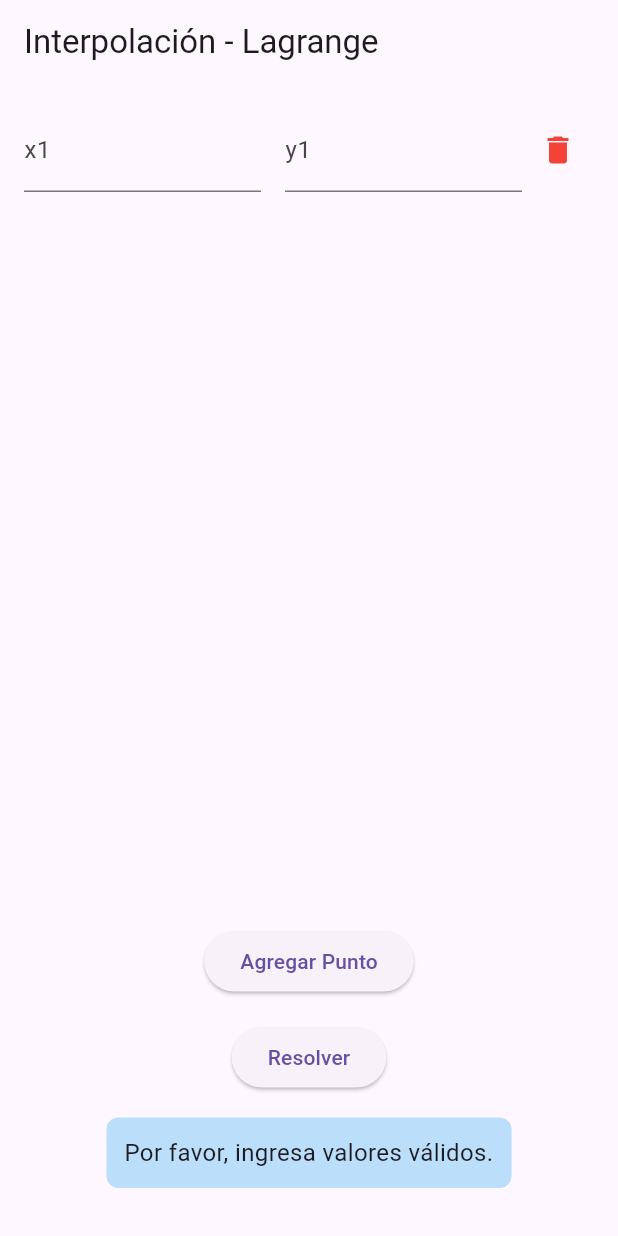
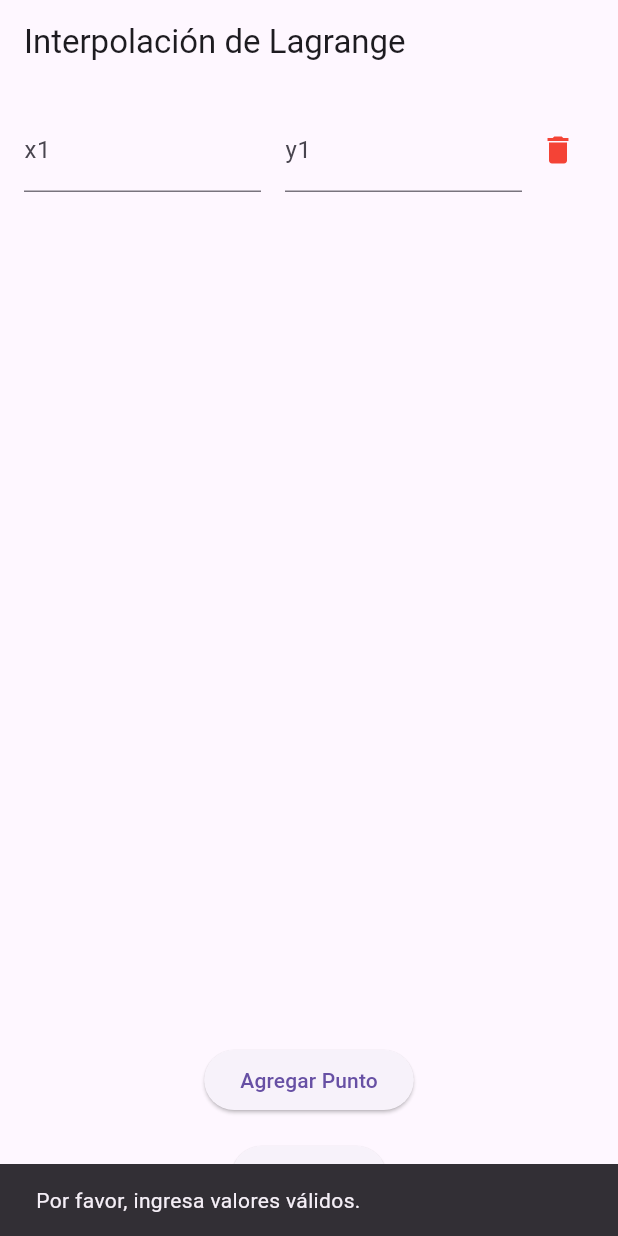
Before and after one commit to LuchoNoPrograma/Flutter-LagrangeInterpolacion, a Flutter app: the screen it shows after launch, after a tap on "Resolver", on a phone screen of 412 x 824 dp. Run offline on Flutter 3.47's test engine with Material 3 defaults, Android fonts, the phone set to English and light mode, and no system bars; our stand-ins replace syncfusion_flutter_charts; missing offline and left inert: flutter_math_fork.

Commit message:
Separacion de Entrada con Salida

```diff
--- a/lib/main.dart
+++ b/lib/main.dart
@@ -1,6 +1,6 @@
 import 'package:flutter/material.dart';
 import 'lagrange.dart';
-import 'package:syncfusion_flutter_charts/charts.dart'; // Importar Syncfusion Charts
+import 'steps_screen.dart';
 
 void main() {
   runApp(const MyApp());
@@ -12,10 +12,8 @@ class MyApp extends StatelessWidget {
   @override
   Widget build(BuildContext context) {
     return MaterialApp(
-      title: 'Interpolación Lagrange',
-      theme: ThemeData(
-        primarySwatch: Colors.blue,
-      ),
+      title: 'Interpolación de Lagrange',
+      theme: ThemeData(primarySwatch: Colors.blue),
       home: const InterpolationInputScreen(),
     );
   }
@@ -25,14 +23,12 @@ class InterpolationInputScreen extends StatefulWidget {
   const InterpolationInputScreen({Key? key}) : super(key: key);
 
   @override
-  _InterpolationInputScreenState createState() =>
+  State<InterpolationInputScreen> createState() =>
       _InterpolationInputScreenState();
 }
 
 class _InterpolationInputScreenState extends State<InterpolationInputScreen> {
   final List<Map<String, TextEditingController>> points = [];
-  List<double> coefficients = [];
-  String result = "";
 
   @override
   void initState() {
@@ -60,55 +56,43 @@ class _InterpolationInputScreenState extends State<InterpolationInputScreen> {
         xValues.add(x);
         yValues.add(y);
       } else {
-        setState(() {
-          result = "Por favor, ingresa valores válidos.";
-        });
+        ScaffoldMessenger.of(context).showSnackBar(
+          const SnackBar(content: Text("Por favor, ingresa valores válidos.")),
+        );
         return;
       }
     }
 
     if (xValues.isNotEmpty && yValues.isNotEmpty) {
-      // Llamar a la lógica de interpolación
-      coefficients = LagrangeInterpolation.calcularPolinomio(xValues, yValues);
-      final polinomio =
-      LagrangeInterpolation.mostrarPolinomio(coefficients);
+      LagrangeInterpolation.calcularPolinomioConPasos(xValues, yValues);
 
-      // Actualizar el estado para mostrar el resultado
-      setState(() {
-        result = "Polinomio interpolado:\n$polinomio";
-      });
+      Navigator.push(
+        context,
+        MaterialPageRoute(
+          builder: (context) =>
+              InterpolationStepsScreen(
+                pasos: LagrangeInterpolation.pasos,
+                xValues: xValues,
+                yValues: yValues,
+              ),
+        ),
+      );
     } else {
-      setState(() {
-        result = "Por favor, ingresa al menos un punto.";
-      });
+      ScaffoldMessenger.of(context).showSnackBar(
+        const SnackBar(content: Text("Por favor, ingresa al menos un punto.")),
+      );
     }
-  }
-
-  List<_ChartData> generateGraphPoints() {
-    if (coefficients.isEmpty) return [];
-
-    const double step = 0.1; // Incremento en el eje X
-    const int numPoints = 200; // Número de puntos a graficar
-    final List<_ChartData> chartData = [];
-
-    for (double x = -10; x <= 10; x += step) {
-      final y = LagrangeInterpolation.evaluarPolinomio(coefficients, x);
-      chartData.add(_ChartData(x, y));
-    }
-
-    return chartData;
   }
 
   @override
   Widget build(BuildContext context) {
     return Scaffold(
-      appBar: AppBar(title: const Text("Interpolación - Lagrange")),
+      appBar: AppBar(title: const Text("Interpolación de Lagrange")),
       body: Padding(
         padding: const EdgeInsets.all(16.0),
         child: Column(
           children: [
             Expanded(
-              flex: 1,
               child: ListView.builder(
                 itemCount: points.length,
                 itemBuilder: (context, index) {
@@ -156,51 +140,9 @@ class _InterpolationInputScreenState extends State<InterpolationInputScreen> {
               onPressed: resolveInterpolation,
               child: const Text("Resolver"),
             ),
-            const SizedBox(height: 16),
-            if (result.isNotEmpty)
-              Container(
-                padding: const EdgeInsets.all(12),
-                decoration: BoxDecoration(
-                  color: Colors.blue.shade100,
-                  borderRadius: BorderRadius.circular(8),
-                ),
-                child: Text(
-                  result,
-                  style: const TextStyle(fontSize: 16),
-                  textAlign: TextAlign.center,
-                ),
-              ),
-            const SizedBox(height: 16),
-            if (coefficients.isNotEmpty)
-              Expanded(
-                flex: 2,
-                child: SfCartesianChart(
-                  primaryXAxis: NumericAxis(
-                    title: AxisTitle(text: 'X'),
-                  ),
-                  primaryYAxis: NumericAxis(
-                    title: AxisTitle(text: 'Y'),
-                  ),
-                  series: <ChartSeries>[
-                    LineSeries<_ChartData, double>(
-                      dataSource: generateGraphPoints(),
-                      xValueMapper: (_ChartData data, _) => data.x,
-                      yValueMapper: (_ChartData data, _) => data.y,
-                      color: Colors.blue,
-                      width: 2,
-                    ),
-                  ],
-                ),
-              ),
           ],
         ),
       ),
     );
   }
 }
-
-class _ChartData {
-  final double x;
-  final double y;
-  _ChartData(this.x, this.y);
-}
--- a/pubspec.yaml
+++ b/pubspec.yaml
@@ -31,6 +31,7 @@ dependencies:
   flutter:
     sdk: flutter
   syncfusion_flutter_charts: ^21.1.3
+  flutter_math_fork: ^0.7.2
 
 
   # The following adds the Cupertino Icons font to your application.
```
Also changed, not shown: lib/lagrange.dart (+74 -41 lines), lib/steps_screen.dart (added, +98 -0 lines), pubspec.lock.
